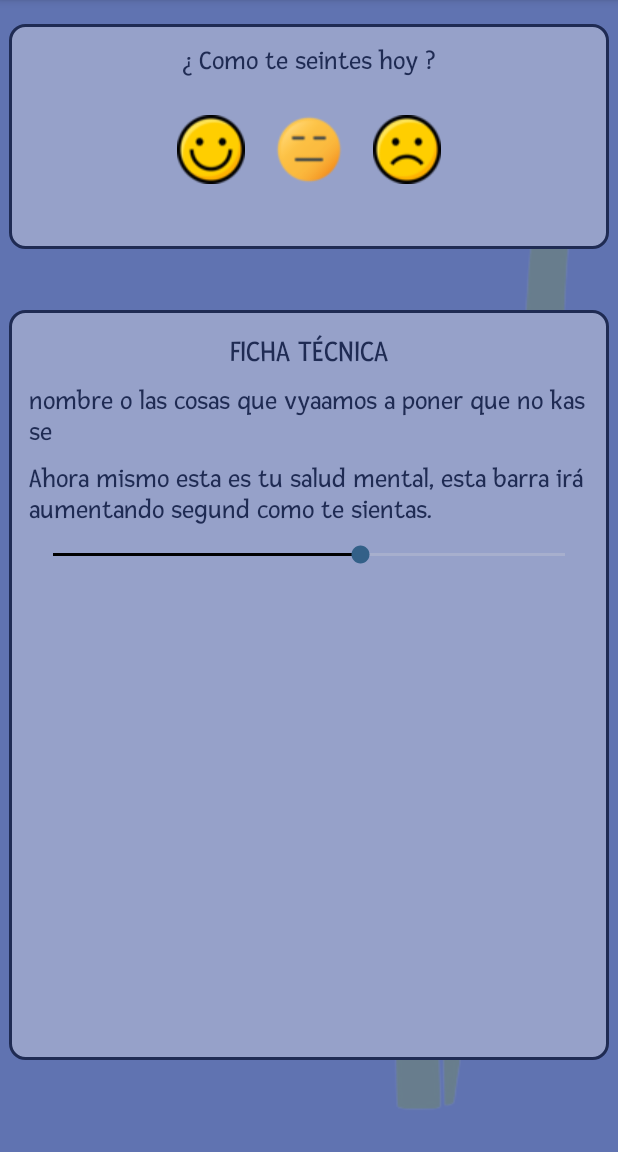
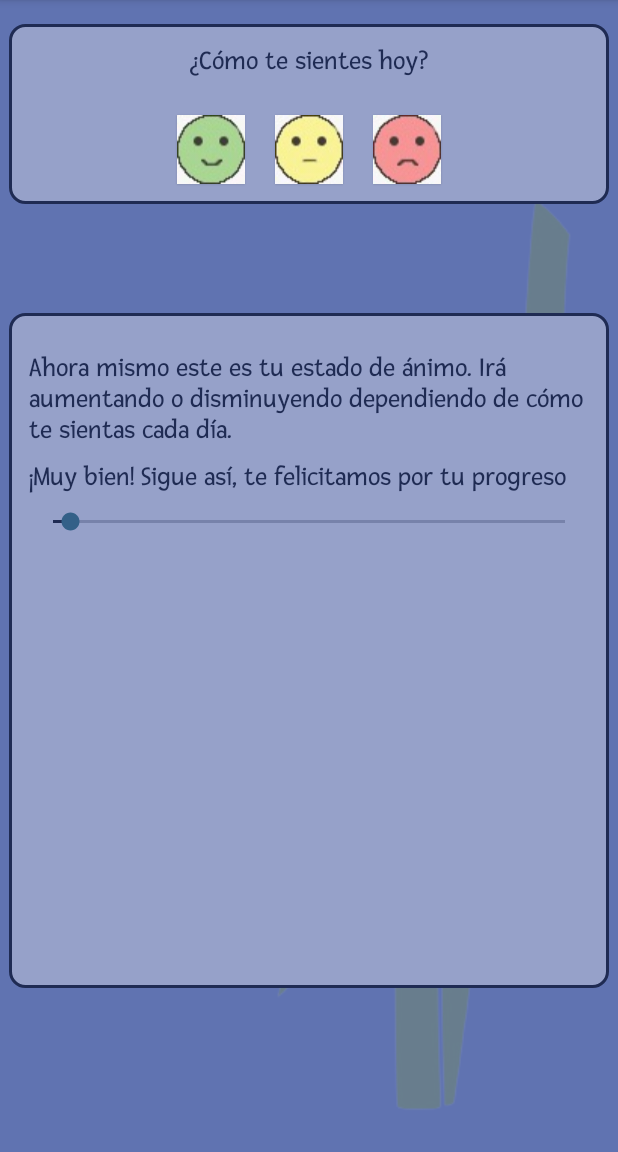
Before and after one commit to anastasia-evil/sinensis_app, an Android app: the activity_calendario screen opened directly, with no data from a screen before it, after a tap on an icon or button, on a phone screen of 412 x 824 dp, the part 84-1236 px from its top. Run offline under Robolectric (Android 15) with nearby library versions, the phone set to English and light mode, and no system bars.

Commit message:
calendario q no es calendario

```diff
--- a/app/src/main/java/com/example/sinensis/activity_calendario.java
+++ b/app/src/main/java/com/example/sinensis/activity_calendario.java
@@ -11,12 +11,16 @@ import android.widget.Button;
 import android.widget.CalendarView;
 import android.widget.ImageButton;
 import android.widget.SeekBar;
+import android.widget.TextView;
+
+import java.util.Calendar;
 
 public class activity_calendario extends AppCompatActivity {
 
     ImageButton feliz, regular, mal;
 
     SeekBar progreso;
+    TextView texto_estado;
     public static int valorActual;
 
     private static int color;
@@ -30,11 +34,10 @@ public class activity_calendario extends AppCompatActivity {
         regular = findViewById(R.id.button_regular);
         mal = findViewById(R.id.button_mal);
         progreso = findViewById(R.id.seekBar_progreso);
+        texto_estado = findViewById(R.id.ficha_progreso);
+
 
         valorActual = progreso.getProgress();
-
-
-
         progreso.setOnTouchListener(new View.OnTouchListener() {
             @Override
             public boolean onTouch(View view, MotionEvent motionEvent) {
@@ -42,26 +45,61 @@ public class activity_calendario extends AppCompatActivity {
             }
         });
 
+        SharedPreferences sharedPreferences = getSharedPreferences("estado_animo", MODE_PRIVATE);
+        Calendar calendar = Calendar.getInstance();
+        int today = calendar.get(Calendar.DAY_OF_YEAR);
+
         feliz.setOnClickListener(new View.OnClickListener() {
             @Override
             public void onClick(View view) {
-                valorActual++;
-                progreso.setProgress(valorActual);
+                int lastDayClicked = sharedPreferences.getInt("ultimoDia", -1);
+                if (lastDayClicked != today) {
+                    valorActual++;
+                    progreso.setProgress(valorActual);
+                    texto_estado.setText(getString(R.string.estado_bien));
+                    sharedPreferences.edit().putInt("ultimoDia", today).apply();
+                } else {
+
+                }
             }
         });
         regular.setOnClickListener(new View.OnClickListener() {
             @Override
             public void onClick(View view) {
+                int lastDayClicked = sharedPreferences.getInt("ultimoDia", -1);
+                if (lastDayClicked != today) {
+                    progreso.setProgress(valorActual);
+                    texto_estado.setText(getString(R.string.estado_bien));
+                    sharedPreferences.edit().putInt("ultimoDia", today).apply();
+                } else {
 
+                }
             }
         });
         mal.setOnClickListener(new View.OnClickListener() {
             @Override
             public void onClick(View view) {
-                valorActual--;
-                progreso.setProgress(valorActual);
+                int lastDayClicked = sharedPreferences.getInt("ultimoDia", -1);
+                if (lastDayClicked != today) {
+                    valorActual++;
+                    progreso.setProgress(valorActual);
+                    texto_estado.setText(getString(R.string.estado_bien));
+                    sharedPreferences.edit().putInt("ultimoDia", today).apply();
+                } else {
+
+                }
+
             }
         });
+
+        if(valorActual == 30){
+            SharedPreferences.Editor editor2 = MainActivity.sharedPreferences.edit();
+            int h = MainActivity.sharedPreferences.getInt("hojas",0);
+            h = h + 1;
+            editor2.putInt("hojas", h); // Guarda el nuevo valor de 'hojas'
+            editor2.apply();
+            activity_ajustes.m = Integer.toString(MainActivity.sharedPreferences.getInt("hojas",0));
+        }
 
     }
 
--- a/app/src/main/res/layout/activity_calendario.xml
+++ b/app/src/main/res/layout/activity_calendario.xml
@@ -17,7 +17,7 @@
         android:layout_height="wrap_content"
         android:layout_marginTop="30dp"
         android:fontFamily="@font/fresca"
-        android:text="¿ Como te seintes hoy ?"
+        android:text="@string/pregunta_animo"
         android:textColor="@color/fondo_carga"
         android:textSize="18dp"
         android:elevation="1dp"
@@ -58,7 +58,7 @@
             android:layout_width="45dp"
             android:layout_height="46dp"
             android:layout_marginRight="20dp"
-            android:background="@drawable/serio"
+            android:background="@drawable/regular"
             android:elevation="1dp"
             android:onClick="onClick" />
 
@@ -66,7 +66,7 @@
             android:id="@+id/button_mal"
             android:layout_width="45dp"
             android:layout_height="46dp"
-            android:background="@drawable/triste"
+            android:background="@drawable/mal"
             android:elevation="1dp"
             android:onClick="onClick" />
     </LinearLayout>
@@ -75,7 +75,7 @@
     <View
         android:id="@+id/container2"
         android:layout_width="400dp"
-        android:layout_height="150dp"
+        android:layout_height="120dp"
         android:layout_marginTop="16dp"
         android:background="@drawable/corner"
         app:layout_constraintBottom_toBottomOf="@+id/linearLayout2"
@@ -88,7 +88,7 @@
     <View
         android:id="@+id/container3"
         android:layout_width="400dp"
-        android:layout_height="500dp"
+        android:layout_height="450dp"
         android:background="@drawable/corner"
         app:layout_constraintBottom_toBottomOf="parent"
         app:layout_constraintEnd_toEndOf="parent"
@@ -111,45 +111,13 @@
         app:layout_constraintVertical_bias="0.1">
 
         <TextView
-            android:id="@+id/titulo_ficha"
-            android:layout_width="wrap_content"
-            android:layout_height="wrap_content"
-            android:layout_gravity="center"
-            android:elevation="1dp"
-            android:fontFamily="@font/fresca"
-            android:text="FICHA TÉCNICA"
-            android:textColor="@color/fondo_carga"
-            android:textSize="20dp"
-            app:layout_constraintBottom_toBottomOf="parent"
-            app:layout_constraintEnd_toEndOf="parent"
-            app:layout_constraintHorizontal_bias="0.5"
-            app:layout_constraintStart_toStartOf="parent"
-            app:layout_constraintTop_toTopOf="parent"
-            app:layout_constraintVertical_bias="0.2" />
-
-        <TextView
-            android:id="@+id/ficha_progreso"
-            android:layout_width="wrap_content"
-            android:layout_height="wrap_content"
-            android:layout_marginTop="10dp"
-            android:elevation="1dp"
-            android:fontFamily="@font/fresca"
-            android:text="nombre o las cosas que vyaamos a poner que no kas se "
-            android:textColor="@color/fondo_carga"
-            android:textSize="18dp"
-            app:layout_constraintBottom_toBottomOf="parent"
-            app:layout_constraintEnd_toEndOf="parent"
-            app:layout_constraintStart_toStartOf="parent"
-            app:layout_constraintTop_toTopOf="parent" />
-
-        <TextView
             android:id="@+id/barra_progreso"
             android:layout_width="wrap_content"
             android:layout_height="wrap_content"
             android:layout_marginTop="10dp"
             android:elevation="1dp"
             android:fontFamily="@font/fresca"
-            android:text="Ahora mismo esta es tu salud mental, esta barra irá aumentando segund como te sientas."
+            android:text="@string/seek_bar"
             android:textColor="@color/fondo_carga"
             android:textSize="18dp"
             app:layout_constraintBottom_toBottomOf="parent"
@@ -159,16 +127,31 @@
             app:layout_constraintTop_toTopOf="parent"
             app:layout_constraintVertical_bias="0.26" />
 
+        <TextView
+            android:id="@+id/ficha_progreso"
+            android:layout_width="wrap_content"
+            android:layout_height="wrap_content"
+            android:layout_marginTop="10dp"
+            android:elevation="1dp"
+            android:fontFamily="@font/fresca"
+            android:text=""
+            android:textColor="@color/fondo_carga"
+            android:textSize="18dp"
+            app:layout_constraintBottom_toBottomOf="parent"
+            app:layout_constraintEnd_toEndOf="parent"
+            app:layout_constraintStart_toStartOf="parent"
+            app:layout_constraintTop_toTopOf="parent" />
+
         <SeekBar
             android:id="@+id/seekBar_progreso"
             android:layout_width="match_parent"
             android:layout_height="wrap_content"
             android:layout_marginTop="10dp"
             android:enabled="false"
-            android:max="10"
-            android:progress="5"
-            android:progressBackgroundTint="@color/quantum_lime"
-            android:progressTint="@color/black"
+            android:max="30"
+            android:progress="0"
+            android:progressBackgroundTint="@color/fondo_carga"
+            android:progressTint="@color/fondo_carga"
             android:thumbTint="@color/botones"
             app:layout_constraintBottom_toBottomOf="parent"
             app:layout_constraintEnd_toEndOf="parent"
--- a/app/src/main/res/values/strings.xml
+++ b/app/src/main/res/values/strings.xml
@@ -40,6 +40,7 @@
     <!--Principal-->
     <string name="bienvenida">¡Hola %s! Estas son las actividades añadidas a tu plan. Seleccione alguna de ellas para empezar y añadirlas a tus recordatorios.</string>
     <string name="anadir">Añadir actividad</string>
+    <string name="mensaje">¡Bienvenido! Recoge tu recompensa diaria y cuéntanos como te sientes hoy</string>
 
     <!--Actividad-->
     <string name="fecha">Elegir fecha</string>
@@ -97,6 +98,13 @@
     <string name="sonidos_relajantes">Sonidos Relajantes</string>
     <string name="audioguia">Audioguía</string>
 
+    <!--ESTADO DE ÁNIMO-->
+    <string name="estado_bien">¡Muy bien! Sigue así, te felicitamos por tu progreso</string>
+    <string name="estado_regular">¡Bien! </string>
+    <string name="estado_mal">¡Vaya! Te recomendamos realizar algunas actividades de tu plan para mejorar. ¡No te desanimes!</string>
+    <string name="seek_bar">Ahora mismo este es tu estado de ánimo. Irá aumentando o disminuyendo dependiendo de cómo te sientas cada día.</string>
+    <string name="pregunta_animo">¿Cómo te sientes hoy?</string>
+
 
     <string name="bienvenida_todas_actividades">Aquí puedes observar todas las actividades. Selecciona las que quieras para añadirlas a tu plan.</string>
 </resources>
```
Also changed, not shown: app/src/main/java/com/example/sinensis/activity_principal.java (+9 -3 lines), app/src/main/res/drawable/contento.png, app/src/main/res/drawable/mal.png (added), app/src/main/res/drawable/regular.png (added).
